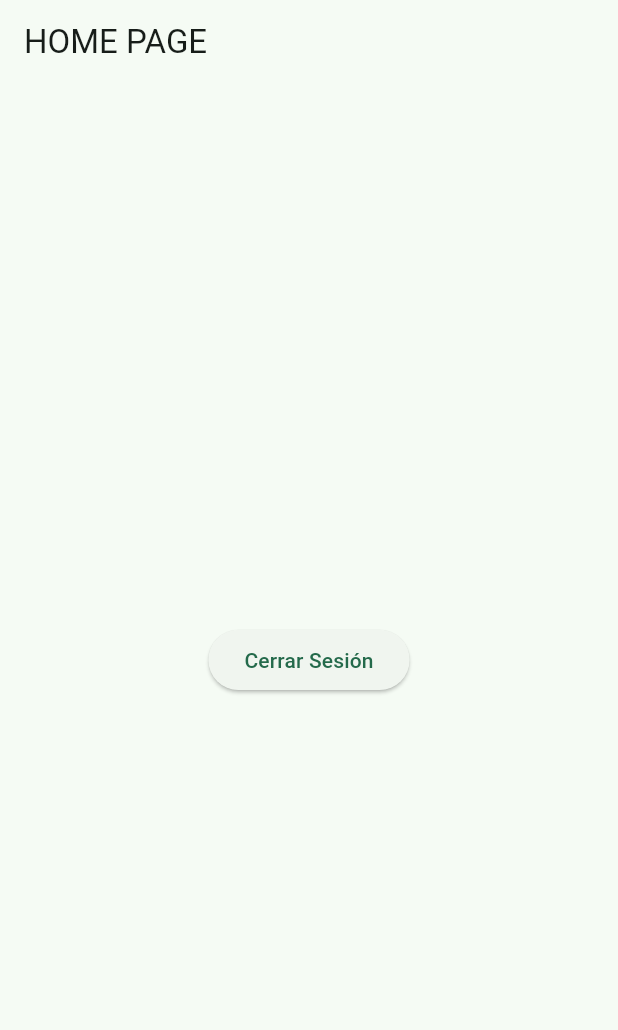
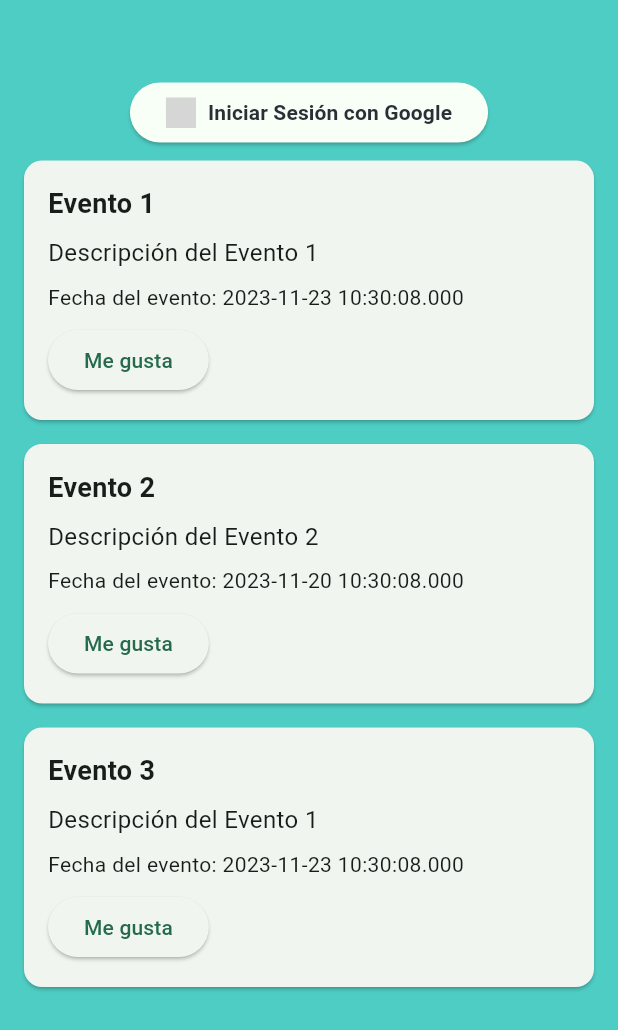
Before and after one commit to Jaime-SC/proyecto_final, a Flutter app: the HomePage screen opened directly, on a phone screen of 412 x 824 dp. Shown: the top 1030 px of the screen. Run offline on Flutter 3.47's test engine with Material 2 defaults, Android fonts, the phone set to English and light mode, and no system bars; our stand-ins replace firebase_auth, firebase_core, google_sign_in, icons_plus; accounts and stored records are empty; grey boxes are pictures that could not be loaded.

Commit message:
home_page y admin_page

```diff
--- a/lib/main.dart
+++ b/lib/main.dart
@@ -1,7 +1,7 @@
 import 'package:firebase_core/firebase_core.dart';
 import 'package:flutter/material.dart';
 import 'package:proyecto_final/firebase_options.dart';
-import 'package:proyecto_final/screens/login_page.dart';
+import 'package:proyecto_final/screens/home_page.dart';
 
 void main() async {
   WidgetsFlutterBinding.ensureInitialized();
@@ -21,7 +21,7 @@ class MyApp extends StatelessWidget {
         colorScheme: ColorScheme.fromSeed(seedColor: const Color(0xffF7FFF7)),
         useMaterial3: true,
       ),
-      home: const LoginPage(),
+      home: const HomePage(),
     );
   }
 }
--- a/lib/screens/home_page.dart
+++ b/lib/screens/home_page.dart
@@ -1,7 +1,7 @@
 import 'package:flutter/material.dart';
+import 'package:icons_plus/icons_plus.dart';
 import 'package:proyecto_final/fire_functions.dart';
-
-import 'login_page.dart';
+import '../widgets/widgets_ui.dart';
 
 class HomePage extends StatefulWidget {
   const HomePage({Key? key}) : super(key: key);
@@ -11,24 +11,73 @@ class HomePage extends StatefulWidget {
 }
 
 class _HomePageState extends State<HomePage> {
+  late TextEditingController emailController, passwordController;
+
+  // Lista de eventos de ejemplo
+  List<Evento> eventos = [
+    Evento('Evento 1', 'Descripción del Evento 1', DateTime.now().add(const Duration(days: 2))),
+    Evento('Evento 2', 'Descripción del Evento 2', DateTime.now().subtract(const Duration(days: 1))),
+    Evento('Evento 3', 'Descripción del Evento 1', DateTime.now().add(const Duration(days: 2))),
+    // Puedes agregar más eventos según tus necesidades
+  ];
+
   @override
   Widget build(BuildContext context) {
     return Scaffold(
-      appBar: AppBar(title: const Text('HOME PAGE')),
-      body: Center(
-        child: ElevatedButton(
-          onPressed: () {
-            // Llama al método de cierre de sesión en tu servicio de Firebase
-            FirebaseService().signOutFromGoogle();
-            // Navega de nuevo a la página de inicio de sesión después de cerrar sesión
-            Navigator.pushReplacement(
-              context,
-              MaterialPageRoute(builder: (context) => const LoginPage()),
-            );
-          },
-          child: const Text('Cerrar Sesión'),
+      body: Container(
+        padding: const EdgeInsets.all(16.0),
+        decoration: const BoxDecoration(
+          color: Color(0xff4ECDC4),
+        ),
+        child: Column(
+          mainAxisAlignment: MainAxisAlignment.center,
+          children: [
+            // Mostrar la lista de eventos
+            Padding(
+              padding: const EdgeInsets.only(top: 35),
+              child: ElevatedButton(
+                style: ButtonStyle(
+                  backgroundColor: MaterialStatePropertyAll(const Color(0xffF7FFF7)),
+                ),
+                onPressed: () {
+                  FirebaseService.signInWithGoogle(context);
+                },
+                child: Row(
+                  mainAxisSize: MainAxisSize.min,
+                  children: [
+                    Logo(Logos.google, size: 20),
+                    const SizedBox(width: 8.0),
+                    const Text(
+                      'Iniciar Sesión con Google',
+                      style: TextStyle(
+                        color: Color(0xff292F36),
+                        fontWeight: FontWeight.bold,
+                      ),
+                    ),
+                  ],
+                ),
+              ),
+            ),
+            Expanded(
+              child: ListView.builder(
+                itemCount: eventos.length,
+                itemBuilder: (context, index) {
+                  return CardEvento(evento: eventos[index]);
+                },
+              ),
+            ),
+          ],
         ),
       ),
     );
   }
 }
+
+// Clase de modelo para representar un evento
+class Evento {
+  final String nombre;
+  final String descripcion;
+  final DateTime fecha;
+
+  Evento(this.nombre, this.descripcion, this.fecha);
+}
--- a/lib/widgets/widgets_ui.dart
+++ b/lib/widgets/widgets_ui.dart
@@ -1,4 +1,53 @@
 import 'package:flutter/material.dart';
+
+import '../screens/home_page.dart';
+
+class CardEvento extends StatelessWidget {
+  final Evento evento;
+
+  const CardEvento({Key? key, required this.evento}) : super(key: key);
+
+  @override
+  Widget build(BuildContext context) {
+    return Card(
+      margin: const EdgeInsets.symmetric(vertical: 8.0),
+      child: Padding(
+        padding: const EdgeInsets.all(16.0),
+        child: Column(
+          crossAxisAlignment: CrossAxisAlignment.start,
+          children: [
+            Text(
+              evento.nombre,
+              style: const TextStyle(
+                fontWeight: FontWeight.bold,
+                fontSize: 18.0,
+              ),
+            ),
+            const SizedBox(height: 8.0),
+            Text(
+              evento.descripcion,
+              style: const TextStyle(fontSize: 16.0),
+            ),
+            const SizedBox(height: 8.0),
+            Text(
+              'Fecha del evento: ${evento.fecha}',
+              style: const TextStyle(fontSize: 14.0),
+            ),
+            const SizedBox(height: 8.0),
+            ElevatedButton(
+              onPressed: () {
+                // Funcionalidad para indicar que me gusta un evento
+                // Puedes implementar esta función según tus necesidades
+                // Ejemplo: FirebaseService.indicarMeGusta(evento);
+              },
+              child: const Text('Me gusta'),
+            ),
+          ],
+        ),
+      ),
+    );
+  }
+}
 
 class TextFieldLogin extends StatelessWidget {
   final String labelText;
@@ -21,14 +70,16 @@ class TextFieldLogin extends StatelessWidget {
         filled: true,
         fillColor: const Color(0x75292F36),
         labelStyle: const TextStyle(
-            color: Colors.white), // Cambia el color del texto del label
+          color: Colors.white,
+        ), // Cambia el color del texto del label
         hintStyle: const TextStyle(
-            color: Colors
-                .white), // Cambia el color del texto de hint (cuando no hay texto)
+          color: Colors.white,
+        ), // Cambia el color del texto de hint (cuando no hay texto)
       ),
       keyboardType: keyboardType,
       style: const TextStyle(
-          color: Colors.white), // Cambia el color del texto del input
+        color: Colors.white,
+      ), // Cambia el color del texto del input
     );
   }
 }
```
Also changed, not shown: lib/fire_functions.dart (+4 -6 lines), lib/screens/admin_page.dart (added, +33 -0 lines), lib/screens/login_page.dart (deleted, +0 -93 lines).
